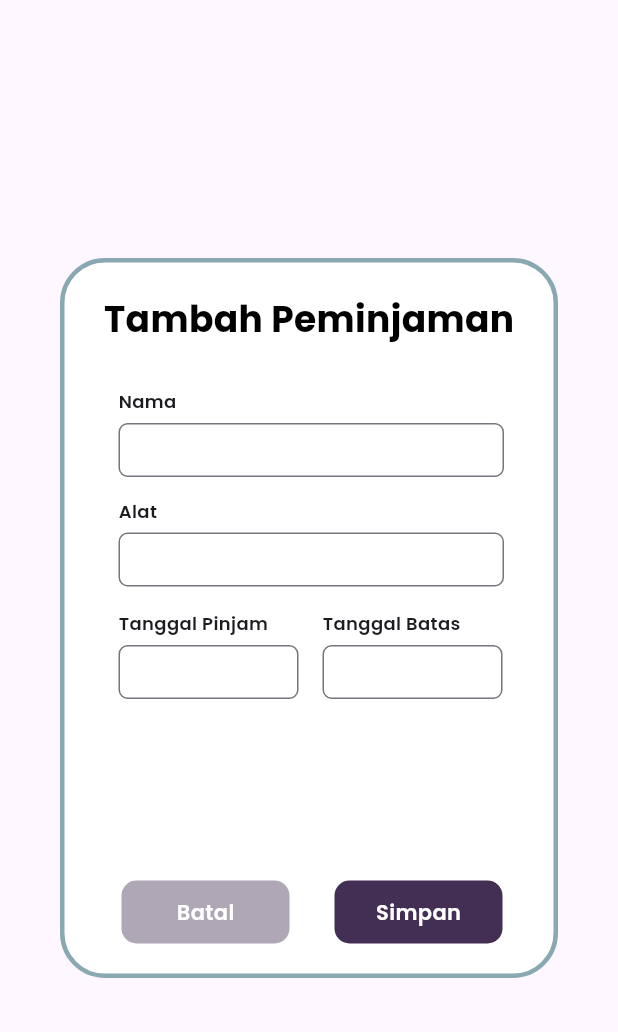
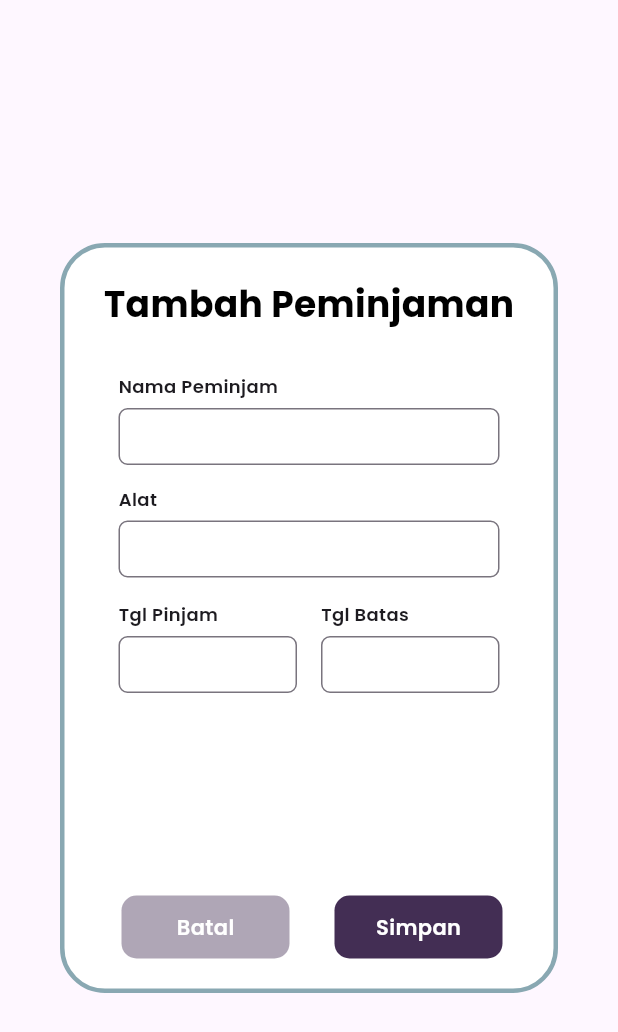
Before and after one commit to marseliaevita/brantaspinjam, a Flutter app: the PeminjamanAddEdit widget shown alone on an empty page, opened directly, on a phone screen of 412 x 824 dp. Shown: the top 1032 px of the screen. Run offline on Flutter 3.47's test engine with Material 3 defaults, Android fonts, the phone set to English and light mode, and no system bars; our stand-ins replace google_fonts, image_picker, supabase_flutter; accounts and stored records are empty; network calls fail.

```diff
--- a/lib/model/model_peminjaman.dart
+++ b/lib/model/model_peminjaman.dart
@@ -38,24 +38,32 @@ class PeminjamanModel {
   bool get showKondisi => isSelesai;
   bool get showDenda => isSelesai;
 
-  /// DUMMY MAPPING
-  factory PeminjamanModel.fromMap(Map<String, dynamic> map) {
+  factory PeminjamanModel.fromMap(
+    Map<String, dynamic> map, {
+    Map<String, dynamic>? extraData,
+  }) {
     return PeminjamanModel(
-      nama: "User ${map['user_id'].toString().substring(0,5)}",
-      alat: "Alat ${map['id_alat']}",
+      nama: map['peminjam']?['name'] ?? "User",
+      alat: map['alat']?['nama_alat'] ?? "Alat",
       tanggalPinjam: DateTime.parse(map['tanggal_pinjam']),
       tanggalBatas: DateTime.parse(map['tanggal_kembali']),
-      tanggalDikembalikan: null,
+
+      tanggalDikembalikan: extraData?['tanggal_dikembalikan'] != null
+          ? DateTime.parse(extraData!['tanggal_dikembalikan'])
+          : null,
+
       status: PeminjamanStatus.values.firstWhere(
         (e) => e.name == map['status_peminjaman'],
         orElse: () => PeminjamanStatus.pengajuan,
       ),
-      kondisi: "Baik",
-      dendaTerlambatHari: 0,
+
+      kondisi: extraData?['kondisi_alat'],
+      dendaTerlambatHari: extraData?['total_denda']?.toInt() ?? 0,
       dendaKerusakan: [],
     );
   }
 
+  /// MAPPING
   Map<String, dynamic> toMapForDB({
     required String userId,
     required int alatId,
@@ -69,8 +77,9 @@ class PeminjamanModel {
       'status_peminjaman': status.name,
       'kondisi': kondisi,
       'denda_terlambat': dendaTerlambatHari,
-      'denda_kerusakan':
-          dendaKerusakan != null ? jsonEncode(dendaKerusakan) : null,
+      'denda_kerusakan': dendaKerusakan != null
+          ? jsonEncode(dendaKerusakan)
+          : null,
     };
   }
 }
--- a/lib/screen/admin/peminjaman/penimjaman_add_edit.dart
+++ b/lib/screen/admin/peminjaman/penimjaman_add_edit.dart
@@ -1,13 +1,13 @@
 import 'package:flutter/material.dart';
+import 'package:supabase_flutter/supabase_flutter.dart';
 import 'package:intl/intl.dart';
-
 import 'package:brantaspinjam/model/model_peminjaman.dart';
 import 'package:brantaspinjam/shared/enums.dart';
 import 'package:brantaspinjam/widgets/card_popup.dart';
+import 'package:brantaspinjam/services/denda_service.dart';
 
 class PeminjamanAddEdit extends StatefulWidget {
   final PeminjamanModel? data;
-
   const PeminjamanAddEdit({super.key, this.data});
 
   @override
@@ -15,6 +15,7 @@ class PeminjamanAddEdit extends StatefulWidget {
 }
 
 class _PeminjamanAddEditState extends State<PeminjamanAddEdit> {
+
   late TextEditingController namaController;
   late TextEditingController alatController;
   late TextEditingController tanggalPinjamController;
@@ -23,122 +24,248 @@ class _PeminjamanAddEditState extends State<PeminjamanAddEdit> {
   late TextEditingController kondisiController;
   late TextEditingController dendaTerlambatController;
 
+  int tarifDendaTerlambat = 0;
+  int hasilHitungDendaTerlambat = 0;
+  int totalDendaKeseluruhan = 0;
+
+  List<Map<String, dynamic>> listDendaKerusakan = [];
+  Map<String, dynamic>? dendaKerusakanTerpilih;
+
   PeminjamanStatus statusValue = PeminjamanStatus.pengajuan;
-
   bool get isEdit => widget.data != null;
-
   final DateFormat _df = DateFormat('dd/MM/yyyy');
 
   @override
   void initState() {
     super.initState();
-
     final data = widget.data;
 
     namaController = TextEditingController(text: data?.nama ?? '');
     alatController = TextEditingController(text: data?.alat ?? '');
+    tanggalPinjamController = TextEditingController(text: data != null ? _df.format(data.tanggalPinjam) : '');
+    tanggalBatasController = TextEditingController(text: data != null ? _df.format(data.tanggalBatas) : '');
+    tanggalDikembalikanController = TextEditingController(
+      text: data?.tanggalDikembalikan != null ? _df.format(data!.tanggalDikembalikan!) : '',
+    );
+    kondisiController = TextEditingController(text: data?.kondisi ?? '');
+    dendaTerlambatController = TextEditingController(text: data?.dendaTerlambatHari?.toString() ?? '0');
+    statusValue = data?.status ?? PeminjamanStatus.pengajuan;
 
-    tanggalPinjamController = TextEditingController(
-      text: data != null ? _df.format(data.tanggalPinjam) : '',
+    _fetchSemuaDataDenda();
+  }
+
+  // FUNGSI LOGIC
+
+  Future<void> _fetchSemuaDataDenda() async {
+    try {
+      final service = DendaService(Supabase.instance.client);
+      final allDenda = await service.getDenda();
+
+      setState(() {
+        final dataTerlambat = allDenda.firstWhere(
+          (e) => e['jenis_denda'].toString().toLowerCase() == 'terlambat',
+          orElse: () => {'tarif': 5000},
         );
-    tanggalBatasController = TextEditingController(
-      text: data != null ? _df.format(data.tanggalBatas) : '',
-    );
-    tanggalDikembalikanController = TextEditingController(
-      text: data?.tanggalDikembalikan != null
-          ? _df.format(data!.tanggalDikembalikan!)
-          : '',
-    );
+        tarifDendaTerlambat = (dataTerlambat['tarif'] as num).toInt();
 
-    kondisiController = TextEditingController(text: data?.kondisi ?? '');
-    dendaTerlambatController = TextEditingController(
-      text: data?.dendaTerlambatHari?.toString() ?? '',
-    );
+        listDendaKerusakan = allDenda.where(
+          (e) => e['jenis_denda'].toString().toLowerCase() != 'terlambat'
+        ).toList();
+      });
+      _hitungDendaOtomatis();
+    } catch (e) {
+      debugPrint("Gagal ambil denda: $e");
+    }
+  }
 
-    statusValue = data?.status ?? PeminjamanStatus.pengajuan;
+  void _hitungDendaOtomatis() {
+    if (tarifDendaTerlambat == 0) return;
+    try {
+      if (tanggalBatasController.text.isNotEmpty && tanggalDikembalikanController.text.isNotEmpty) {
+        DateTime batas = _df.parse(tanggalBatasController.text);
+        DateTime kembali = _df.parse(tanggalDikembalikanController.text);
+        int selisih = kembali.difference(batas).inDays;
+
+        setState(() {
+          if (selisih > 0) {
+            dendaTerlambatController.text = selisih.toString();
+            hasilHitungDendaTerlambat = selisih * tarifDendaTerlambat;
+          } else {
+            dendaTerlambatController.text = '0';
+            hasilHitungDendaTerlambat = 0;
+          }
+          _updateTotalKeseluruhan();
+        });
+      }
+    } catch (e) {
+      debugPrint("Format tanggal salah");
+    }
+  }
+
+  void _updateTotalKeseluruhan() {
+    int tarifKerusakan = dendaKerusakanTerpilih?['tarif']?.toInt() ?? 0;
+    setState(() {
+      totalDendaKeseluruhan = hasilHitungDendaTerlambat + tarifKerusakan;
+    });
   }
 
   @override
   Widget build(BuildContext context) {
     return CardPopup(
+
       title: isEdit ? 'Edit Peminjaman' : 'Tambah Peminjaman',
-      width: 350,
-      height: isEdit ? 520 : 480,
+      width: 400,
+      height: isEdit ? 650 : 500,
       submitText: isEdit ? 'Update' : 'Simpan',
       onCancel: () => Navigator.pop(context),
       onSubmit: _handleSubmit,
       content: SingleChildScrollView(
+        child: IntrinsicHeight(
         child: Padding(
-          padding: const EdgeInsets.only(left: 16),
+          padding: const EdgeInsets.symmetric(horizontal: 16),
           child: Column(
+            mainAxisSize: MainAxisSize.min,
             crossAxisAlignment: CrossAxisAlignment.start,
             children: [
-              _label('Nama'),
-              _textField(257, namaController),
+              _label('Nama Peminjam'),
+              _textField(double.infinity, namaController),
 
               const SizedBox(height: 14),
               _label('Alat'),
-              _textField(257, alatController),
+              _textField(double.infinity, alatController),
 
               const SizedBox(height: 16),
               Row(
   children: [
-                  _dateField('Tanggal Pinjam', tanggalPinjamController),
+    Expanded(
+      child: _dateField('Tgl Pinjam', tanggalPinjamController),
+    ),
     const SizedBox(width: 16),
-                  _dateField('Tanggal Batas', tanggalBatasController),
+    Expanded(
+      child: _dateField('Tgl Batas', tanggalBatasController),
+    ),
   ],
 ),
 
-              /// TANGGAL DIKEMBALIKAN
-              if (statusValue == PeminjamanStatus.dikembalikan ||
-                  statusValue == PeminjamanStatus.selesai) ...[
+              if (statusValue == PeminjamanStatus.dikembalikan || statusValue == PeminjamanStatus.selesai) ...[
                 const SizedBox(height: 16),
                 _label('Tanggal Dikembalikan'),
-                _textField(257, tanggalDikembalikanController),
+                _textField(double.infinity, tanggalDikembalikanController,
+                  onChanged: (v) => _hitungDendaOtomatis()),
               ],
 
-              /// STATUS (EDIT ONLY)
               if (isEdit) ...[
                 const SizedBox(height: 16),
-                _label('Status'),
-                SizedBox(
-                  width: 257,
-                  height: 36,
-                  child: TextField(
-                    readOnly: true,
-                    controller:
-                        TextEditingController(text: statusValue.label),
-                    onTap: _nextStatus,
-                    decoration: InputDecoration(
-                      suffixIcon: const Icon(Icons.arrow_drop_down),
-                      border: OutlineInputBorder(
-                        borderRadius: BorderRadius.circular(6),
+                _label('Status Peminjaman'),
+                _statusDropdown(),
+              ],
+
+
+              if (statusValue == PeminjamanStatus.selesai) ...[
+                const SizedBox(height: 20),
+                const Divider(thickness: 1.5),
+                const Text("PENALTY & DENDA", style: TextStyle(fontWeight: FontWeight.bold, fontSize: 13)),
+                const SizedBox(height: 10),
+
+                //Denda Terlambat
+                _cardDenda(
+                  label: "Denda Terlambat (Sistem)",
+                  content: Row(
+                    mainAxisAlignment: MainAxisAlignment.spaceBetween,
+                    children: [
+                      Text("${dendaTerlambatController.text} Hari x Rp $tarifDendaTerlambat"),
+                      Text("Rp $hasilHitungDendaTerlambat", style: const TextStyle(fontWeight: FontWeight.bold, color: Colors.orange)),
+                    ],
+                  ),
+                ),
+
+                const SizedBox(height: 12),
+
+                //Denda Kerusakan
+                _cardDenda(
+                  label: "Denda Kerusakan Barang (Pilih)",
+                  content: DropdownButtonHideUnderline(
+                    child: DropdownButton<Map<String, dynamic>>(
+                      isDense: true,
+                      isExpanded: true,
+                      value: dendaKerusakanTerpilih,
+                      hint: const Text("Pilih Kerusakan", style: TextStyle(fontSize: 12)),
+                      items: listDendaKerusakan.map((item) {
+                        return DropdownMenuItem(
+                          value: item,
+                          child: Text("${item['jenis_denda']} (Rp ${item['tarif']})", style: const TextStyle(fontSize: 12)),
+                        );
+                      }).toList(),
+                      onChanged: (val) {
+                        setState(() {
+                          dendaKerusakanTerpilih = val;
+                          _updateTotalKeseluruhan();
+                        });
+                      },
                     ),
                   ),
                 ),
+
+                const SizedBox(height: 15),
+
+                //TOTAL AKHIR
+                Container(
+                  padding: const EdgeInsets.all(12),
+                  decoration: BoxDecoration(color: Colors.red.shade700, borderRadius: BorderRadius.circular(8)),
+                  child: Row(
+                    mainAxisAlignment: MainAxisAlignment.spaceBetween,
+                    children: [
+                      const Text("TOTAL TAGIHAN", style: TextStyle(color: Colors.white, fontWeight: FontWeight.bold)),
+                      Text("Rp $totalDendaKeseluruhan", style: const TextStyle(color: Colors.white, fontSize: 16, fontWeight: FontWeight.bold)),
+                    ],
+                  ),
                 ),
               ],
-
-              /// KONDISI + DENDA (SELESAI)
-              if (statusValue == PeminjamanStatus.selesai) ...[
-                const SizedBox(height: 16),
-                const Divider(),
-
-                _label('Kondisi'),
-                _textField(257, kondisiController),
-
-                const SizedBox(height: 12),
-                _label('Denda Terlambat (hari)'),
-                _textField(80, dendaTerlambatController),
             ],
-            ],
+          ),
         ),
       ),
       ),
     );
   }
 
-  // LOGIC
+  // HELPER
+
+  Widget _cardDenda({required String label, required Widget content}) {
+    return Column(
+      crossAxisAlignment: CrossAxisAlignment.start,
+      children: [
+        Text(label, style: const TextStyle(fontSize: 11, fontWeight: FontWeight.w600, color: Colors.grey)),
+        const SizedBox(height: 5),
+        Container(
+          padding: const EdgeInsets.symmetric(horizontal: 12, vertical: 10),
+          decoration: BoxDecoration(
+            borderRadius: BorderRadius.circular(8),
+            border: Border.all(color: Colors.blueGrey.shade100),
+          ),
+          child: content,
+        ),
+      ],
+    );
+  }
+
+  Widget _statusDropdown() {
+    return SizedBox(
+      width: double.infinity,
+      height: 40,
+      child: TextField(
+        readOnly: true,
+        controller: TextEditingController(text: statusValue.label),
+        onTap: _nextStatus,
+        decoration: InputDecoration(
+          suffixIcon: const Icon(Icons.arrow_drop_down),
+          contentPadding: const EdgeInsets.symmetric(horizontal: 10),
+          border: OutlineInputBorder(borderRadius: BorderRadius.circular(6)),
+        ),
+      ),
+    );
+  }
+
   void _nextStatus() {
     setState(() {
       if (statusValue == PeminjamanStatus.dipinjam) {
@@ -146,52 +273,31 @@ class _PeminjamanAddEditState extends State<PeminjamanAddEdit> {
       } else if (statusValue == PeminjamanStatus.dikembalikan) {
         statusValue = PeminjamanStatus.selesai;
       }
+      _hitungDendaOtomatis();
     });
   }
 
   void _handleSubmit() {
-    final model = PeminjamanModel(
-      nama: namaController.text,
-      alat: alatController.text,
-      tanggalPinjam: _df.parse(tanggalPinjamController.text),
-      tanggalBatas: _df.parse(tanggalBatasController.text),
-      tanggalDikembalikan:
-          tanggalDikembalikanController.text.isEmpty
-              ? null
-              : _df.parse(tanggalDikembalikanController.text),
-      status: statusValue,
-      kondisi:
-          statusValue == PeminjamanStatus.selesai ? kondisiController.text : null,
-      dendaTerlambatHari:
-          statusValue == PeminjamanStatus.selesai
-              ? int.tryParse(dendaTerlambatController.text)
-              : null,
-    );
-
-    Navigator.pop(context, model);
+     Navigator.pop(context);
   }
 
-  // UI HELPER
   Widget _label(String text) {
     return Padding(
       padding: const EdgeInsets.only(bottom: 6),
-      child: Text(
-        text,
-        style: const TextStyle(fontSize: 12, fontWeight: FontWeight.w600),
-      ),
+      child: Text(text, style: const TextStyle(fontSize: 12, fontWeight: FontWeight.w600)),
     );
   }
 
-  Widget _textField(double width, TextEditingController controller) {
+  Widget _textField(double width, TextEditingController controller, {Function(String)? onChanged}) {
     return SizedBox(
       width: width,
-      height: 36,
+      height: 38,
       child: TextField(
         controller: controller,
+        onChanged: onChanged,
         style: const TextStyle(fontSize: 12),
         decoration: InputDecoration(
-          contentPadding:
-              const EdgeInsets.symmetric(horizontal: 10, vertical: 8),
+          contentPadding: const EdgeInsets.symmetric(horizontal: 10),
           border: OutlineInputBorder(borderRadius: BorderRadius.circular(6)),
         ),
       ),
@@ -203,7 +309,7 @@ class _PeminjamanAddEditState extends State<PeminjamanAddEdit> {
     crossAxisAlignment: CrossAxisAlignment.start,
     children: [
       _label(label),
-        _textField(120, controller),
+      _textField(double.infinity, controller, onChanged: (v) => _hitungDendaOtomatis()),
     ],
   );
 }
--- a/lib/screen/login/splash_screen.dart
+++ b/lib/screen/login/splash_screen.dart
@@ -29,7 +29,7 @@ class SplashScreen extends StatelessWidget {
           ),
           child: Center(
             child: Image.asset(
-              'assets/images/logos.png',
+              'assets/images/logo.png',
               width: 200,
             ),
           ),
--- a/pubspec.yaml
+++ b/pubspec.yaml
@@ -71,7 +71,7 @@ flutter:
 
   # To add assets to your application, add an assets section, like this:
   assets:
-    - assets/images/
+    - assets/images/logo.png
   #   - images/a_dot_ham.jpeg
 
   # An image asset can refer to one or more resolution-specific "variants", see
```
Also changed, not shown: lib/screen/admin/peminjaman/peminjaman_screen.dart (+12 -2 lines), lib/screen/admin/user/user_screen.dart (+23 -11 lines), lib/screen/main_screen.dart (+5 -6 lines), lib/screen/peminjam/peminjaman_list_screen.dart (+40 -49 lines), lib/screen/petugas/peminjaman_screen.dart (+40 -36 lines), lib/screen/petugas/pengembalian_screen.dart (+19 -22 lines), lib/services/peminjaman_services.dart (+113 -8 lines), lib/services/user_service.dart (+17 -0 lines), assets/images/logo.png (added), assets/images/logos.png (deleted). Lines whose indentation alone changed are shown as unchanged.
